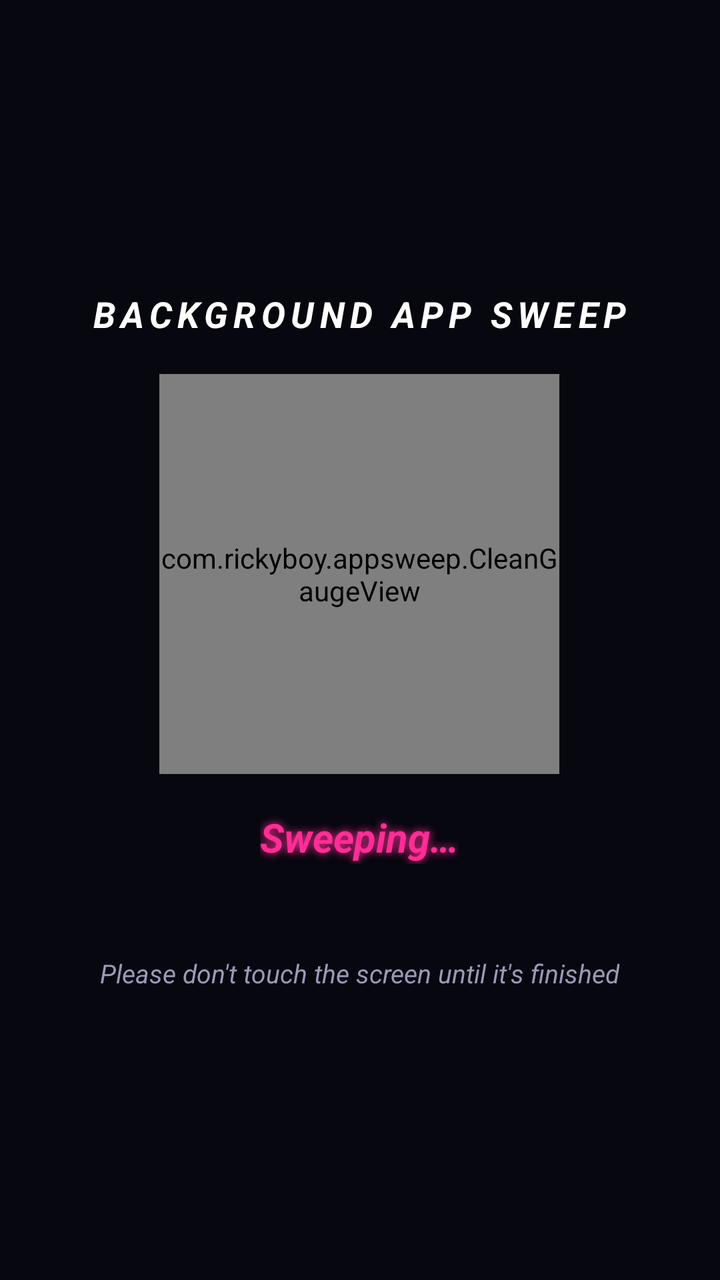
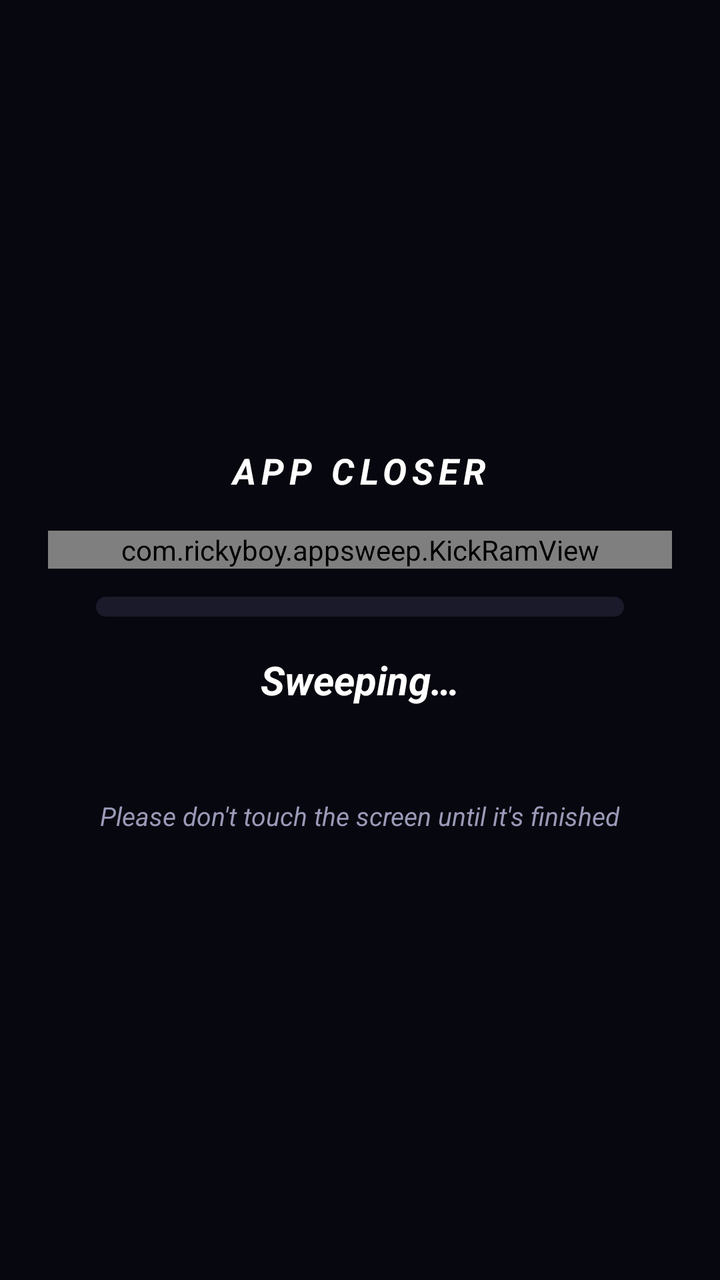

Screens rendered from an Android XML layout before and after an edit, with the pre-edit source and the edit as a unified diff.
<!-- AndroidManifest.xml: application theme Theme.AppSweep -->
<!-- res/layout/overlay_sweep.xml -->
<?xml version="1.0" encoding="utf-8"?>
<FrameLayout xmlns:android="http://schemas.android.com/apk/res/android"
    android:layout_width="match_parent"
    android:layout_height="match_parent"
    android:background="@color/bg">

    <LinearLayout
        android:layout_width="wrap_content"
        android:layout_height="wrap_content"
        android:layout_gravity="center"
        android:gravity="center_horizontal"
        android:orientation="vertical"
        android:padding="24dp">

        <TextView
            android:layout_width="wrap_content"
            android:layout_height="wrap_content"
            android:letterSpacing="0.15"
            android:text="BACKGROUND APP SWEEP"
            android:textColor="@color/text_main"
            android:textSize="18sp"
            android:textStyle="bold|italic" />

        <com.rickyboy.appsweep.CleanGaugeView
            android:id="@+id/overlayGauge"
            android:layout_width="200dp"
            android:layout_height="200dp"
            android:layout_marginTop="18dp" />

        <TextView
            android:id="@+id/overlayStatus"
            android:layout_width="wrap_content"
            android:layout_height="wrap_content"
            android:layout_marginTop="18dp"
            android:shadowColor="@color/neon_pink"
            android:shadowRadius="10"
            android:text="Sweeping…"
            android:textColor="@color/neon_pink"
            android:textSize="20sp"
            android:textStyle="bold|italic" />

        <TextView
            android:id="@+id/overlayApp"
            android:layout_width="wrap_content"
            android:layout_height="wrap_content"
            android:layout_marginTop="6dp"
            android:textColor="@color/text_main"
            android:textSize="16sp" />

        <TextView
            android:layout_width="wrap_content"
            android:layout_height="wrap_content"
            android:layout_marginTop="18dp"
            android:gravity="center"
            android:text="Please don't touch the screen until it's finished"
            android:textColor="@color/text_dim"
            android:textSize="13sp"
            android:textStyle="italic" />
    </LinearLayout>
</FrameLayout>
<!-- resources referenced by this layout -->
<resources>
  <color name="bg">#FF07070F</color>
  <color name="neon_pink">#FFFF2D95</color>
  <color name="text_dim">#FF9A9AB8</color>
  <color name="text_main">#FFFFFFFF</color>
  <style name="Theme.AppSweep" parent="Theme.AppCompat.NoActionBar">
          <item name="android:windowBackground">@color/bg</item>
          <item name="android:statusBarColor">@color/bg</item>
          <item name="android:navigationBarColor">@color/bg</item>
          <item name="colorPrimary">@color/neon_cyan</item>
          <item name="colorPrimaryDark">@color/bg</item>
          <item name="colorAccent">@color/neon_pink</item>
          <item name="android:textColorPrimary">@color/text_main</item>
          <item name="alertDialogTheme">@style/Theme.AppSweep.Dialog</item>
      </style>
  <color name="neon_cyan">#FF00F0FF</color>
  <style name="Theme.AppSweep.Dialog" parent="Theme.AppCompat.Dialog.Alert">
          <item name="android:windowBackground">@drawable/bg_card</item>
          <item name="colorAccent">@color/neon_cyan</item>
          <item name="android:textColorPrimary">@color/text_main</item>
          <item name="android:textColor">@color/text_main</item>
      </style>
  <!-- drawable bg_card (drawable) -->
  <?xml version="1.0" encoding="utf-8"?>
  <shape xmlns:android="http://schemas.android.com/apk/res/android" android:shape="rectangle">
      <corners android:radius="16dp" />
      <solid android:color="@color/card" />
      <stroke android:width="2dp" android:color="@color/neon_pink" />
  </shape>
  <color name="card">#FF12121F</color>
</resources>

<!-- the commit's change to res/layout/overlay_sweep.xml (unified diff, before → after) -->
@@ -5,7 +5,7 @@
     android:background="@color/bg">
 
     <LinearLayout
-        android:layout_width="wrap_content"
+        android:layout_width="match_parent"
         android:layout_height="wrap_content"
         android:layout_gravity="center"
         android:gravity="center_horizontal"
@@ -16,26 +16,35 @@
             android:layout_width="wrap_content"
             android:layout_height="wrap_content"
             android:letterSpacing="0.15"
-            android:text="BACKGROUND APP SWEEP"
+            android:text="APP CLOSER"
             android:textColor="@color/text_main"
             android:textSize="18sp"
             android:textStyle="bold|italic" />
 
-        <com.rickyboy.appsweep.CleanGaugeView
-            android:id="@+id/overlayGauge"
-            android:layout_width="200dp"
-            android:layout_height="200dp"
+        <com.rickyboy.appsweep.KickRamView
+            android:id="@+id/overlayRam"
+            android:layout_width="match_parent"
+            android:layout_height="wrap_content"
             android:layout_marginTop="18dp" />
+
+        <ProgressBar
+            android:id="@+id/overlayProgress"
+            style="?android:attr/progressBarStyleHorizontal"
+            android:layout_width="match_parent"
+            android:layout_height="10dp"
+            android:layout_marginStart="24dp"
+            android:layout_marginTop="14dp"
+            android:layout_marginEnd="24dp"
+            android:max="100"
+            android:progressDrawable="@drawable/mem_bar" />
 
         <TextView
             android:id="@+id/overlayStatus"
             android:layout_width="wrap_content"
             android:layout_height="wrap_content"
             android:layout_marginTop="18dp"
-            android:shadowColor="@color/neon_pink"
-            android:shadowRadius="10"
             android:text="Sweeping…"
-            android:textColor="@color/neon_pink"
+            android:textColor="@color/text_main"
             android:textSize="20sp"
             android:textStyle="bold|italic" />
 
<!-- resource entries referenced after the edit -->
@@ -1,9 +1,27 @@
 <!-- resources referenced by this layout -->
 <resources>
   <color name="bg">#FF07070F</color>
-  <color name="neon_pink">#FFFF2D95</color>
+  <color name="neon_pink">#FFE53935</color>
   <color name="text_dim">#FF9A9AB8</color>
   <color name="text_main">#FFFFFFFF</color>
+  <!-- drawable mem_bar (drawable) -->
+  <?xml version="1.0" encoding="utf-8"?>
+  <layer-list xmlns:android="http://schemas.android.com/apk/res/android">
+      <item android:id="@android:id/background">
+          <shape>
+              <corners android:radius="5dp" />
+              <solid android:color="#FF1A1A2A" />
+          </shape>
+      </item>
+      <item android:id="@android:id/progress">
+          <clip>
+              <shape>
+                  <corners android:radius="5dp" />
+                  <gradient android:angle="0" android:startColor="#FF00C853" android:endColor="@color/accent_green" />
+              </shape>
+          </clip>
+      </item>
+  </layer-list>
   <style name="Theme.AppSweep" parent="Theme.AppCompat.NoActionBar">
           <item name="android:windowBackground">@color/bg</item>
           <item name="android:statusBarColor">@color/bg</item>
@@ -14,7 +32,8 @@
           <item name="android:textColorPrimary">@color/text_main</item>
           <item name="alertDialogTheme">@style/Theme.AppSweep.Dialog</item>
       </style>
-  <color name="neon_cyan">#FF00F0FF</color>
+  <color name="accent_green">#FF00E676</color>
+  <color name="neon_cyan">#FFFFFFFF</color>
   <style name="Theme.AppSweep.Dialog" parent="Theme.AppCompat.Dialog.Alert">
           <item name="android:windowBackground">@drawable/bg_card</item>
           <item name="colorAccent">@color/neon_cyan</item>
